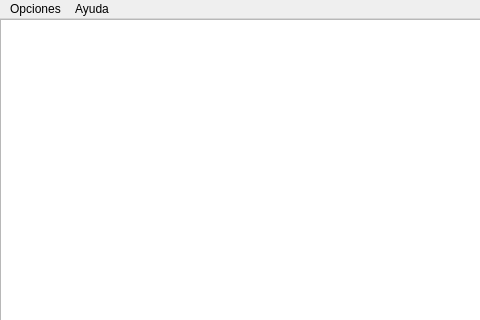
This is oneplayer.ui in walter-agf/videojuego as Qt 5 draws it before an edit; both pictures show x 0 to 480 and y 0 to 320 of the 1282 by 780 pixel window. The edited form follows.
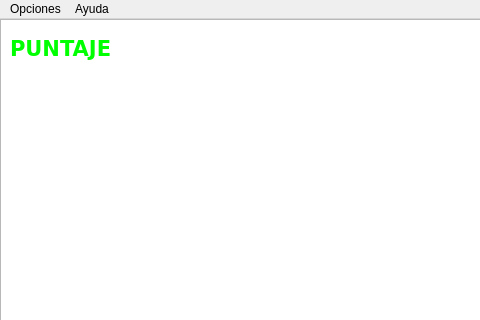
This is the edited form.

Diff of the .ui file:
```diff
--- a/oneplayer.ui
+++ b/oneplayer.ui
@@ -48,6 +48,33 @@
      </size>
     </property>
    </widget>
+   <widget class="QLabel" name="vida">
+    <property name="geometry">
+     <rect>
+      <x>10</x>
+      <y>10</y>
+      <width>150</width>
+      <height>40</height>
+     </rect>
+    </property>
+    <property name="font">
+     <font>
+      <family>Verdana</family>
+      <pointsize>18</pointsize>
+      <weight>50</weight>
+      <bold>false</bold>
+     </font>
+    </property>
+    <property name="mouseTracking">
+     <bool>true</bool>
+    </property>
+    <property name="styleSheet">
+     <string notr="true"/>
+    </property>
+    <property name="text">
+     <string>&lt;html&gt;&lt;head/&gt;&lt;body&gt;&lt;p&gt;&lt;span style=&quot; font-size:16pt; font-weight:600; color:#00ff00;&quot;&gt;PUNTAJE&lt;/span&gt;&lt;/p&gt;&lt;/body&gt;&lt;/html&gt;</string>
+    </property>
+   </widget>
   </widget>
   <widget class="QMenuBar" name="menubar">
    <property name="geometry">
```
